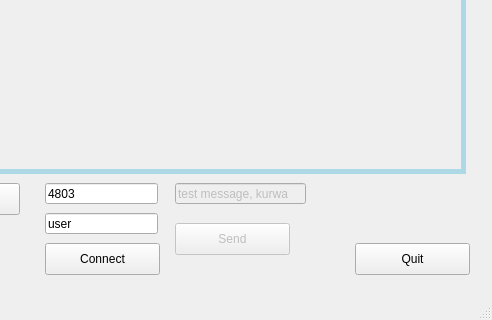
Qt form window.ui (jekahy/Distributed-White-Board) before a commit; both pictures show x 125 to 617 and y 194 to 514 of the 617 by 514 pixel window.
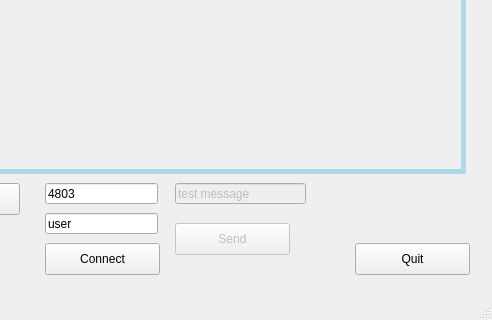
The same form after that commit. Custom widgets are drawn as their Qt base class.

The edit to the form file:
```diff
--- a/window.ui
+++ b/window.ui
@@ -101,7 +101,7 @@
      </rect>
     </property>
     <property name="text">
-     <string>test message, kurwa</string>
+     <string>test message</string>
     </property>
    </widget>
    <widget class="Canvas" name="canvas">
```
